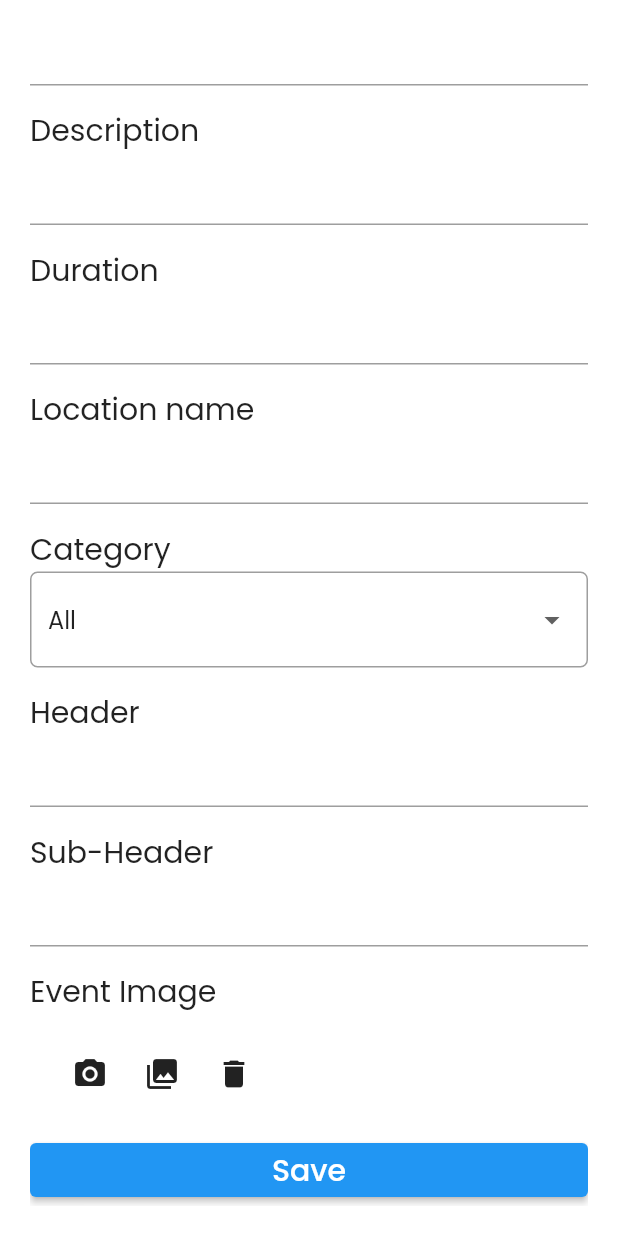
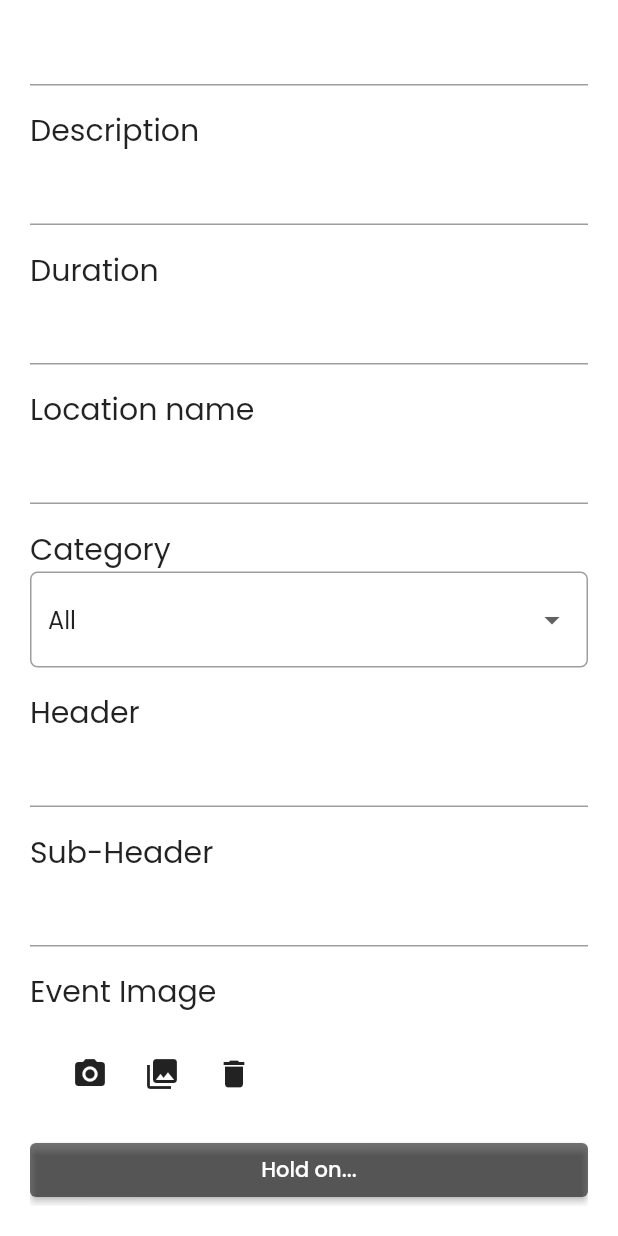
Before and after one commit to palminister/mahevent-app, a Flutter app: the EventCreation screen opened directly, scrolled down 41 dp, after a tap on the "photo camera" icon, on a phone screen of 412 x 824 dp. Run offline on Flutter 3.47's test engine with Material 2 defaults, Android fonts, the phone set to English and light mode, and no system bars; our stand-ins replace cloud_firestore, firebase_core, firebase_storage, google_fonts, image_picker; accounts and stored records are empty.

Commit message:
Added firestorage function and retreive image url

```diff
--- a/lib/ui/event_creation/eventForm.dart
+++ b/lib/ui/event_creation/eventForm.dart
@@ -1,10 +1,21 @@
+import 'dart:io';
+
 import 'package:flutter/material.dart';
+import 'package:image_picker/image_picker.dart';
 import 'package:mahevent/database/firestore_service.dart';
 import 'package:mahevent/model/category.dart';
 import 'package:mahevent/model/event.dart';
 import 'package:mahevent/styles.dart';
 import 'package:mahevent/ui/images/images.dart';
 import 'package:provider/provider.dart';
+
+// Passing data around with callback
+// https://www.digitalocean.com/community/tutorials/flutter-widget-communication
+
+// Listen to global variable with ValueListenableBuilder
+// https://stackoverflow.com/questions/62007967/updating-a-widget-when-a-global-variable-changes-async-in-flutter
+
+final isSetUrl = ValueNotifier<bool>(false);
 
 class EventForm extends StatefulWidget {
   const EventForm({Key? key}) : super(key: key);
@@ -19,6 +30,13 @@ class _EventFormState extends State<EventForm> {
   Category? _currentSelectedValue = allCategory;
 
   var a = categories;
+  late String downloadUrl;
+
+  // void _callback(String url) {
+  //   print(url);
+  //   downloadUrl = url;
+  //   isSetUrl.value = true;
+  // }
 
   @override
   Widget build(BuildContext context) {
@@ -153,10 +171,21 @@ class _EventFormState extends State<EventForm> {
                 "Event Image",
                 style: TextStyle(fontSize: 20),
               ),
-              const Images(),
+              Images(callbackFunction: (url) {
+                print('url from eventForm widget ${url}');
+                setState(() {
+                  downloadUrl = url;
+                });
+                // downloadUrl = url;
+                isSetUrl.value = true;
+              }),
               SizedBox(
                   width: double.infinity,
-                child: ElevatedButton(
+                  child: ValueListenableBuilder(
+                    valueListenable: isSetUrl,
+                    builder: (context, value, widget) {
+                      if (value == true) {
+                        return ElevatedButton(
                           child: const Text(
                             'Save',
                             style: TextStyle(fontSize: 20),
@@ -166,15 +195,99 @@ class _EventFormState extends State<EventForm> {
                             // print("Event object ");
                             // print(event.h1);
                             event.categoryIds = [_currentSelectedValue!.id];
+
+                            event.imagePath = downloadUrl;
                             print("eventID : ${event.categoryIds}");
-                    // _service.addEvent(event);
+                            print("event url : ${event.imagePath}");
+                            await _service.addEvent(event);
                             formKey.currentState?.reset();
                             event = Event.empty();
                           },
-                ),
-              )
+                        );
+                      } else {
+                        return ElevatedButton(
+                            onPressed: () => null,
+                            child: const Text('Hold on...'),
+                            style: ElevatedButton.styleFrom(
+                                primary: Colors.black54));
+                      }
+                    },
+                  ))
             ],
           ))),
         ));
   }
 }
+
+// class Images extends StatefulWidget {
+//   const Images({Key? key}) : super(key: key);
+
+//   @override
+//   State<Images> createState() => _ImagesState();
+// }
+
+// class _ImagesState extends State<Images> {
+//   @override
+//   Widget build(BuildContext context) {
+//     return const ImageCapture();
+//   }
+// }
+
+// class ImageCapture extends StatefulWidget {
+//   const ImageCapture({Key? key}) : super(key: key);
+
+//   @override
+//   State<ImageCapture> createState() => _ImageCaptureState();
+// }
+
+// class _ImageCaptureState extends State<ImageCapture> {
+//   XFile? _imageFile;
+//   final DatabaseService _service = DatabaseService();
+//   final ImagePicker _picker = ImagePicker();
+
+//   Future<void> _pickImage(ImageSource source) async {
+//     XFile? selected = await _picker.pickImage(source: source);
+
+//     setState(() {
+//       _imageFile = selected;
+//     });
+
+//     url = await _service.uploadImage(selected!);
+//     print('local url after service: ${url}');
+//   }
+
+//   // Future<String> getUrl(Reference ref) async {
+//   //   return await ref.getDownloadURL();
+//   // }
+
+//   void _clear() {
+//     setState(() {
+//       _imageFile = null;
+//     });
+//   }
+
+//   @override
+//   Widget build(BuildContext context) {
+//     return Container(
+//       padding: const EdgeInsets.all(16),
+//       child: Column(
+//         children: <Widget>[
+//           Row(mainAxisAlignment: MainAxisAlignment.start, children: [
+//             IconButton(
+//                 onPressed: () => _pickImage(ImageSource.camera),
+//                 icon: const Icon(Icons.photo_camera)),
+//             IconButton(
+//                 onPressed: () => _pickImage(ImageSource.gallery),
+//                 icon: const Icon(Icons.photo_library)),
+//             IconButton(onPressed: _clear, icon: const Icon(Icons.delete))
+//           ]),
+//           if (_imageFile != null)
+//             Card(
+//               child: Image.file(File(_imageFile!.path)),
+//               elevation: 10,
+//             )
+//         ],
+//       ),
+//     );
+//   }
+// }
--- a/lib/ui/images/imageCapture.dart
+++ /dev/null
@@ -1,56 +0,0 @@
-import 'dart:io';
-import 'package:flutter/material.dart';
-import 'package:flutter/widgets.dart';
-import 'package:firebase_storage/firebase_storage.dart';
-import 'package:image_picker/image_picker.dart';
-
-class ImageCapture extends StatefulWidget {
-  const ImageCapture({Key? key}) : super(key: key);
-
-  @override
-  State<ImageCapture> createState() => _ImageCaptureState();
-}
-
-class _ImageCaptureState extends State<ImageCapture> {
-  XFile? _imageFile;
-  final ImagePicker _picker = ImagePicker();
-
-  Future<void> _pickImage(ImageSource source) async {
-    XFile? selected = await _picker.pickImage(source: source);
-
-    setState(() {
-      _imageFile = selected;
-    });
-  }
-
-  void _clear() {
-    setState(() {
-      _imageFile = null;
-    });
-  }
-
-  @override
-  Widget build(BuildContext context) {
-    return Container(
-      padding: const EdgeInsets.all(16),
-      child: Column(
-        children: <Widget>[
-          Row(mainAxisAlignment: MainAxisAlignment.start, children: [
-            IconButton(
-                onPressed: () => _pickImage(ImageSource.camera),
-                icon: const Icon(Icons.photo_camera)),
-            IconButton(
-                onPressed: () => _pickImage(ImageSource.gallery),
-                icon: const Icon(Icons.photo_library)),
-            IconButton(onPressed: _clear, icon: const Icon(Icons.delete))
-          ]),
-          if (_imageFile != null)
-            Card(
-              child: Image.file(File(_imageFile!.path)),
-              elevation: 10,
-            )
-        ],
-      ),
-    );
-  }
-}
--- a/lib/ui/images/images.dart
+++ b/lib/ui/images/images.dart
@@ -1,21 +1,66 @@
 import 'dart:io';
 import 'package:flutter/material.dart';
 import 'package:flutter/widgets.dart';
-import 'package:firebase_storage/firebase_storage.dart';
+import 'package:mahevent/database/firestore_service.dart';
 import 'package:image_picker/image_picker.dart';
-import 'package:provider/provider.dart';
-import 'package:mahevent/ui/images/imageCapture.dart';
 
 class Images extends StatefulWidget {
-  const Images({Key? key}) : super(key: key);
+  final Function(String) callbackFunction;
+  const Images({Key? key, required this.callbackFunction}) : super(key: key);
+  // const Images({Key? key}) : super(key: key);
 
   @override
   State<Images> createState() => _ImagesState();
 }
 
 class _ImagesState extends State<Images> {
+  String? url;
+  final DatabaseService _service = DatabaseService();
+
+  XFile? _imageFile;
+  final ImagePicker _picker = ImagePicker();
+
+  Future<void> _pickImage(ImageSource source) async {
+    XFile? selected = await _picker.pickImage(source: source);
+    print('file path: ${selected!.path}');
+    setState(() {
+      _imageFile = selected;
+    });
+
+    url = await _service.uploadImage(selected);
+    print('url from Images widget: ${url}');
+    widget.callbackFunction(url!);
+    print('file path after calling callback: ${selected.path}');
+  }
+
+  void _clear() {
+    setState(() {
+      _imageFile = null;
+    });
+  }
+
   @override
   Widget build(BuildContext context) {
-    return const ImageCapture();
+    return Container(
+      padding: const EdgeInsets.all(16),
+      child: Column(
+        children: <Widget>[
+          Row(mainAxisAlignment: MainAxisAlignment.start, children: [
+            IconButton(
+                onPressed: () => _pickImage(ImageSource.camera),
+                icon: const Icon(Icons.photo_camera)),
+            IconButton(
+                onPressed: () => _pickImage(ImageSource.gallery),
+                icon: const Icon(Icons.photo_library)),
+            IconButton(onPressed: _clear, icon: const Icon(Icons.delete))
+          ]),
+          if (_imageFile != null)
+            Card(
+              child: Image.file(File(_imageFile!.path)),
+              elevation: 10,
+            )
+        ],
+      ),
+    );
   }
 }
```
Lines whose indentation alone changed are shown as unchanged.
